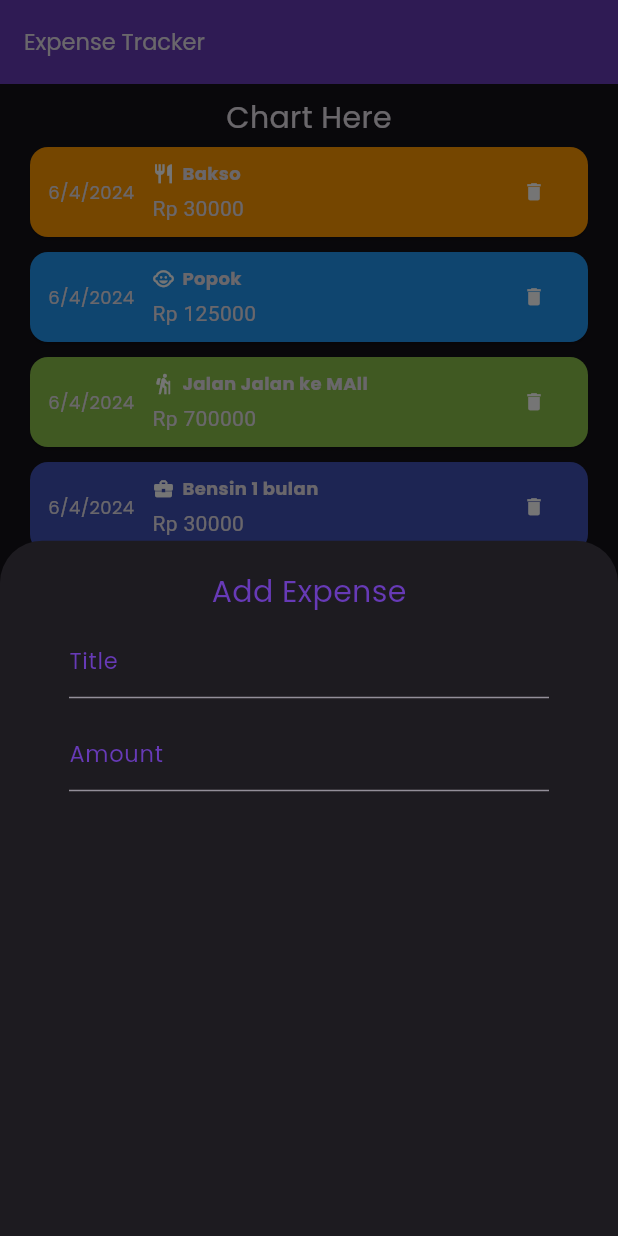
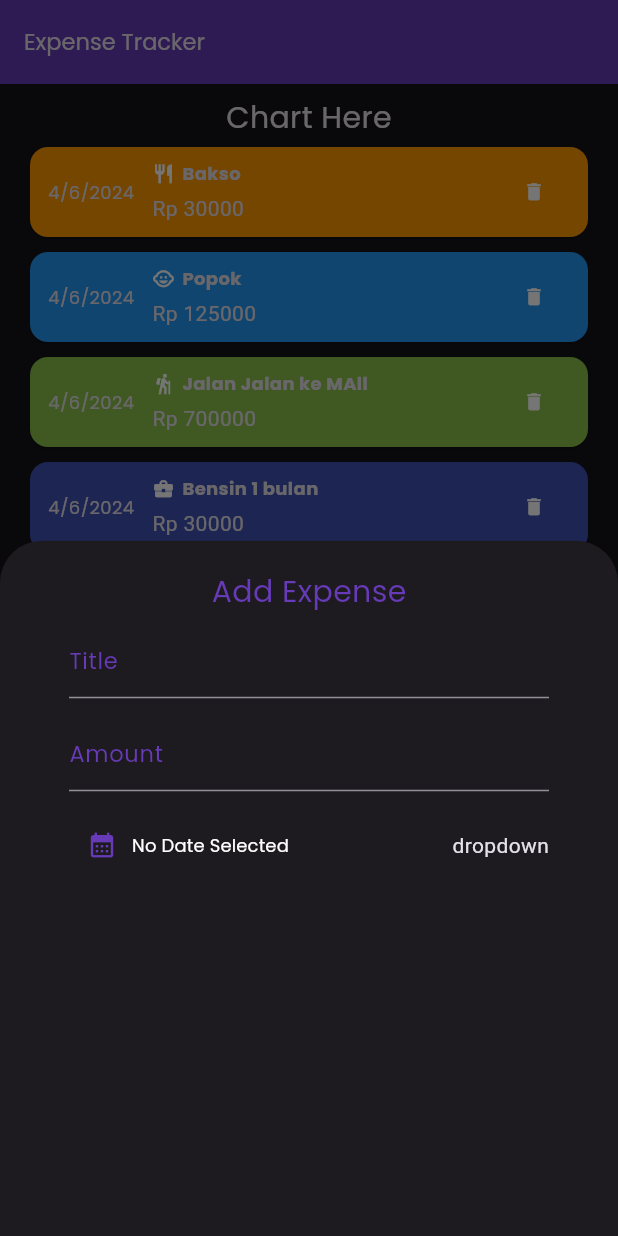
Before and after one commit to Fatah03111995/expenses_tracker, a Flutter app: the screen it shows after launch, after a tap on the "add" icon, on a phone screen of 412 x 824 dp. Run offline on Flutter 3.47's test engine with Material 3 defaults, Android fonts, the phone set to English and light mode, and no system bars; our stand-ins replace google_fonts, sqflite; accounts and stored records are empty.

Commit message:
feat (new expense) : date picker

```diff
--- a/lib/components/expense_item.dart
+++ b/lib/components/expense_item.dart
@@ -1,8 +1,8 @@
+import 'package:expenses_tracker/utility/time.dart';
 import 'package:expenses_tracker/controller/category.dart';
 import 'package:expenses_tracker/model/expense.dart';
 import 'package:expenses_tracker/themes/textstyles.dart';
 import 'package:flutter/material.dart';
-import 'package:intl/intl.dart';
 
 class ExpenseItem extends StatelessWidget {
   final Expense expenseDataItem;
@@ -15,7 +15,7 @@ class ExpenseItem extends StatelessWidget {
 
   @override
   Widget build(BuildContext context) {
-    String formattedDate = DateFormat.yMd().format(expenseDataItem.createdAt);
+    String formattedDate = Time.dateFormatYmd(expenseDataItem.createdAt);
     return Padding(
       padding: const EdgeInsets.symmetric(vertical: 1.0),
       child: Card(
--- a/lib/components/newexpense.dart
+++ b/lib/components/newexpense.dart
@@ -1,4 +1,5 @@
 import 'package:expenses_tracker/components/input_text.dart';
+import 'package:expenses_tracker/utility/time.dart';
 import 'package:expenses_tracker/themes/textstyles.dart';
 import 'package:flutter/material.dart';
 
@@ -11,11 +12,30 @@ class NewExpense extends StatefulWidget {
 
 class _NewExpenseState extends State<NewExpense> {
   final _keyForm = GlobalKey<FormState>();
-  TextEditingController amountController = TextEditingController();
-  TextEditingController titleController = TextEditingController();
+  final TextEditingController _amountController = TextEditingController();
+  final TextEditingController _titleController = TextEditingController();
+  DateTime? _selectedDate;
+
+  void selectDate() async {
+    DateTime? pickedDate = await Time.selectDate(context);
+    setState(() {
+      _selectedDate = pickedDate;
+    });
+  }
+
+  @override
+  void dispose() {
+    super.dispose();
+    _amountController.dispose();
+    _titleController.dispose();
+  }
 
   @override
   Widget build(BuildContext context) {
+    String inputDate = _selectedDate == null
+        ? 'No Date Selected'
+        : Time.dateFormatYmd(_selectedDate!);
+
     return Container(
       decoration: BoxDecoration(borderRadius: BorderRadius.circular(20)),
       child: Padding(
@@ -30,16 +50,52 @@ class _NewExpenseState extends State<NewExpense> {
             child: Column(
               children: [
                 InputText(
-                  textController: titleController,
+                  textController: _titleController,
                   label: 'Title',
                   hint: 'your title expense...',
                 ),
                 InputText(
-                  textController: amountController,
+                  textController: _amountController,
                   label: 'Amount',
                   hint: 'amount that you spend...',
                   prefixText: 'Rp  ',
                   keyboardType: TextInputType.number,
+                ),
+                Padding(
+                  padding: const EdgeInsets.all(6.0),
+                  child: Row(
+                    children: [
+                      Expanded(
+                        child: TextButton(
+                          onPressed: () {
+                            selectDate();
+                          },
+                          child: Row(
+                            mainAxisAlignment: MainAxisAlignment.start,
+                            children: [
+                              const Icon(
+                                Icons.calendar_month,
+                                size: 20,
+                                color: Colors.deepPurple,
+                              ),
+                              const SizedBox(width: 10),
+                              Flexible(
+                                child: Text(
+                                  inputDate,
+                                  style: TextStyles.s
+                                      .copyWith(color: Colors.white),
+                                ),
+                              )
+                            ],
+                          ),
+                        ),
+                      ),
+                      const Expanded(
+                          child: Align(
+                              alignment: Alignment.centerRight,
+                              child: Text('dropdown'))),
+                    ],
+                  ),
                 )
               ],
             ),
--- a/lib/controller/expense.dart
+++ b/lib/controller/expense.dart
@@ -22,7 +22,6 @@ class ExpenseController {
   Future<int> addExpense(Map<String, dynamic> data) async {
     Map<String, dynamic> addEntry = {
       'id': const Uuid().v4(),
-      'createdAt': DateTime.now().millisecondsSinceEpoch,
       'editedAt': DateTime.now().millisecondsSinceEpoch
     };
     data.addEntries(addEntry.entries);
--- /dev/null
+++ b/lib/utility/time.dart
@@ -0,0 +1,19 @@
+import 'package:flutter/material.dart';
+import 'package:intl/intl.dart';
+
+class Time {
+  static String Function(DateTime) dateFormatYmd =
+      DateFormat("d'/'M'/'y").format;
+  static String Function(DateTime) clockFormatJm = DateFormat.jm().format;
+  static DateTime timeNow = DateTime.now();
+
+  static Future<DateTime?> selectDate(BuildContext context) async {
+    DateTime now = timeNow;
+    DateTime first = DateTime(now.year - 1);
+    DateTime last = DateTime(now.year + 1);
+
+    DateTime? pickedDate = await showDatePicker(
+        context: context, firstDate: first, lastDate: last);
+    return pickedDate;
+  }
+}
```
